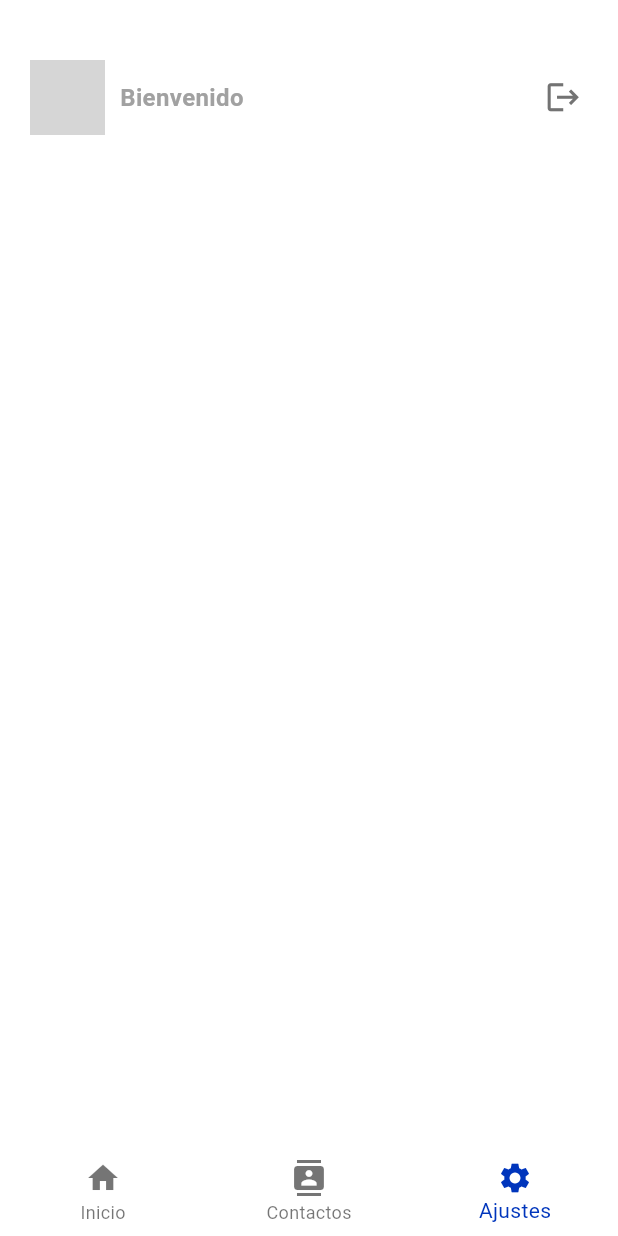
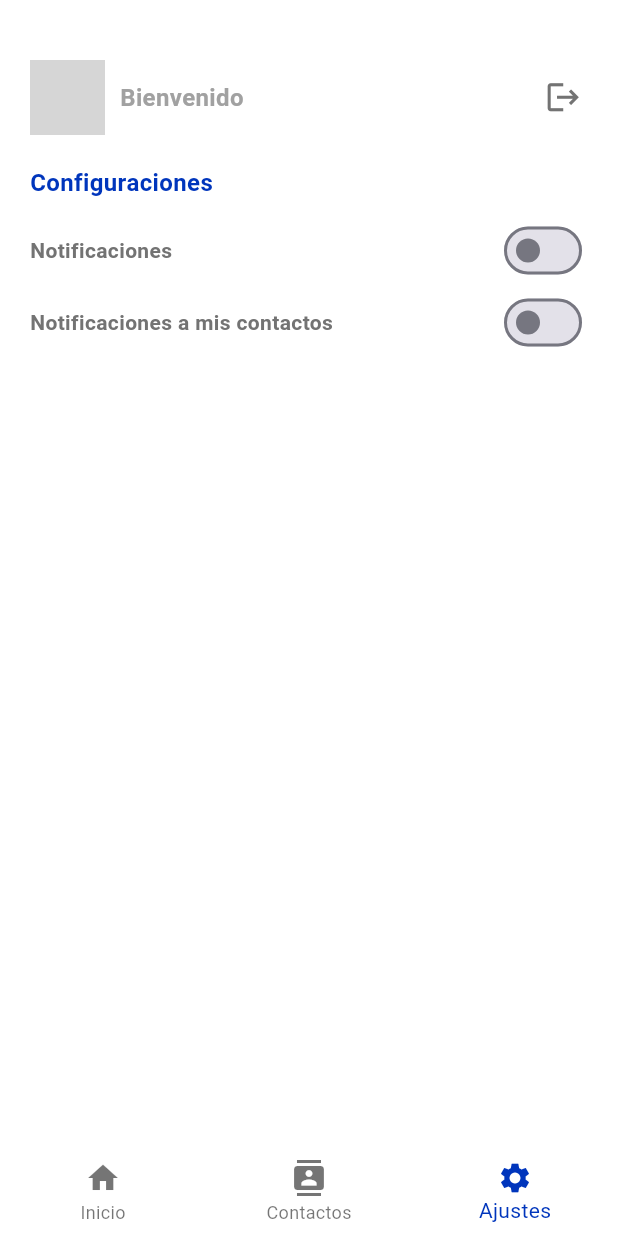
Before and after one commit to Jose-Maykol/EnviSense, a Flutter app: the MainView screen opened by its route, item 3 of the bottom bar chosen, on a phone screen of 412 x 824 dp. Run offline on Flutter 3.47's test engine with Material 3 defaults, Android fonts, the light colour scheme and no system bars; our stand-ins replace cloud_firestore, firebase_auth, firebase_core, fl_chart, flutter_riverpod, google_sign_in and 2 more; accounts and stored records are empty; generated files the repository leaves out were written again; network calls fail; grey boxes are pictures that could not be loaded.

Commit message:
REFACTOR: add UI changes for settings

```diff
--- a/lib/view/settings/settings_view.dart
+++ b/lib/view/settings/settings_view.dart
@@ -1,3 +1,4 @@
+import 'package:airsense/constant/colors.dart';
 import 'package:airsense/widgets/headers/user_header.dart';
 import 'package:flutter/material.dart';
 
@@ -8,9 +9,61 @@ class SettingsView extends StatelessWidget {
     return Padding(
       padding: const EdgeInsets.symmetric(horizontal: 20, vertical: 40),
       child: Column(
+        mainAxisAlignment: MainAxisAlignment.start,
+        crossAxisAlignment: CrossAxisAlignment.start,
         children: <Widget> [
           const UserHeader(),
           const SizedBox(height: 20),
+          const Text(
+            'Configuraciones',
+            style: TextStyle(
+              fontSize: 16,
+              color: AppColor.blue500,
+              fontWeight: FontWeight.bold,
+            ),
+            textAlign: TextAlign.left,
+          ),
+          const SizedBox(height: 10),
+          Row(
+            mainAxisAlignment: MainAxisAlignment.spaceBetween,
+            children: [
+              const Text(
+                'Notificaciones',
+                style: TextStyle(
+                  fontSize: 14,
+                  color: AppColor.grey300,
+                  fontWeight: FontWeight.bold,
+                ),
+                textAlign: TextAlign.left,
+              ),
+              Switch(
+                value: false,
+                onChanged: (value) {},
+                activeTrackColor: AppColor.blue500,
+                activeColor: AppColor.blue500,
+              ),
+            ],
+          ),
+          Row(
+            mainAxisAlignment: MainAxisAlignment.spaceBetween,
+            children: [
+              const Text(
+                'Notificaciones a mis contactos',
+                style: TextStyle(
+                  fontSize: 14,
+                  color: AppColor.grey300,
+                  fontWeight: FontWeight.bold,
+                ),
+                textAlign: TextAlign.left,
+              ),
+              Switch(
+                value: false,
+                onChanged: (value) {},
+                activeTrackColor: AppColor.blue500,
+                activeColor: AppColor.blue500,
+              ),
+            ],
+          ),
           // const SettingsList(),
         ],
       ),
```
